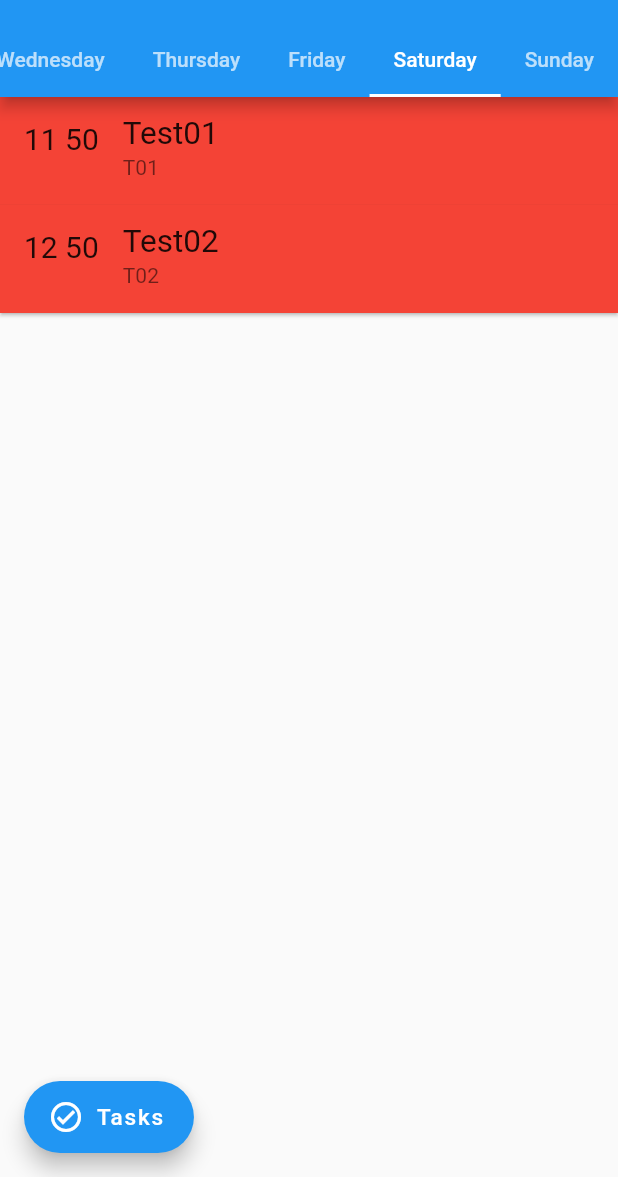
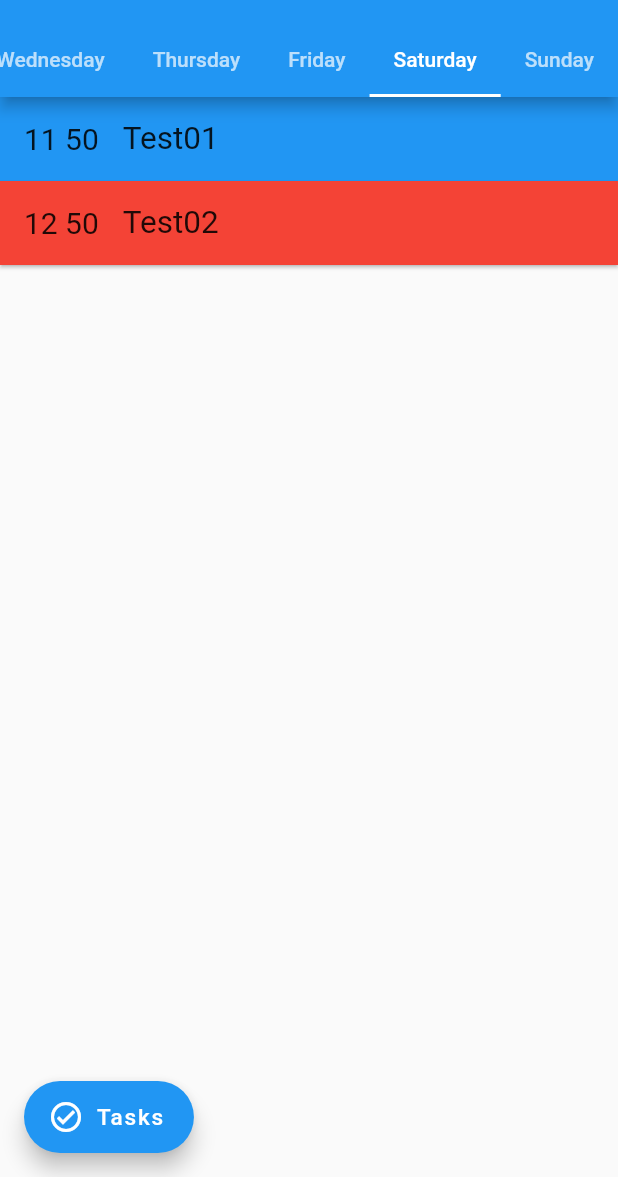
Before and after one commit to PEC-CSS/Time-Table-App, a Flutter app: the screen it shows after launch, on a phone screen of 412 x 824 dp, the part 59-1236 px from its top. Run offline on Flutter 3.47's test engine with Material 2 defaults, Android fonts, the phone set to English and light mode, and no system bars.

Commit message:
Added the description box to new subject page, and removed subject code from subject model

```diff
--- a/lib/database/database.dart
+++ b/lib/database/database.dart
@@ -1,6 +1,7 @@
 import '../model/subject_model.dart';
 import '../model/days.dart';
 import '../model/task_model.dart';
+import 'package:flutter/material.dart';
 
 
 class Database{
@@ -8,14 +9,14 @@ class Database{
     List<Task> dummyTasks = [];
     List<Subject> subjects = [];
 
-    subjects.add(Subject(code: "T01", name: "Test01",
-      startTime: DateTime(2022, 1, 21, 11, 50), duration: Duration(hours: 1), tasks: dummyTasks
+    subjects.add(Subject(name: "Test01", color: Colors.blue,
+      startTime: DateTime(2022, 1, 21, 11, 50), duration: Duration(hours: 1),
     ));
 
     dummyTasks.add(Task(title: "Test work",  deadline: DateTime.now(), description: "Hello", id: "10"));
     dummyTasks.add(Task(title: "TestWork2", deadline: DateTime(2023), id: "11"));
-    subjects.add(Subject( name: "Test02", code: "T02",
-      startTime: DateTime(2022, 1, 21, 12, 50), duration: Duration(hours: 1), tasks: dummyTasks
+    subjects.add(Subject( name: "Test02", color: Colors.red,
+      startTime: DateTime(2022, 1, 21, 12, 50), duration: Duration(hours: 1),
     ));
 
     return subjects;
@@ -30,4 +31,7 @@ class Database{
 
     return tasks;
   }
+  static addNewSubject(Subject subject) {
+
+  }
 }
--- a/lib/model/subject_model.dart
+++ b/lib/model/subject_model.dart
@@ -1,13 +1,12 @@
-import 'task_model.dart';
+import 'package:flutter/material.dart';
 
 class Subject{
   String name;
-  String code;
   DateTime startTime;
   Duration duration;
+  Color color;
+  String description;
 
-  List<Task> tasks;
-
-  Subject({required this.name, required this.code,
-    required this.startTime, required this.duration, required this.tasks});
+  Subject({required this.name, required this.color, this.description="",
+    required this.startTime, required this.duration});
 }
--- a/lib/widgets/popup_subject_card.dart
+++ b/lib/widgets/popup_subject_card.dart
@@ -23,7 +23,7 @@ class PopupSubjectCard extends StatelessWidget {
               children: [
                 Expanded(
                   child: Hero(
-                    tag: subject.code,
+                    tag: subject.name.hashCode,
                     child: Material(
                       borderRadius: BorderRadius.circular(16.0),
                       child: LeftBox(subject: subject, color: this.color,)
--- a/lib/widgets/subject_card.dart
+++ b/lib/widgets/subject_card.dart
@@ -29,15 +29,14 @@ class SubjectCard extends StatelessWidget {
   Widget build(BuildContext context) {
     return Center(
       child: Hero(
-        tag: this.subject.code,
+        tag: this.subject.name.hashCode,
         child: Card(
-          color: this.color,
+          color: this.subject.color,
           margin: EdgeInsets.zero,
           shape: Border(),
           child:  ListTile(
             leading: time,
             title: Text(subject.name, style: TextStyle(fontSize: 21),),
-            subtitle: Text(subject.code),
             onTap: () => openCard(context),
           ),
         ),
```
Also changed, not shown: lib/new_time_table/new_subject_card.dart (+30 -3 lines).
